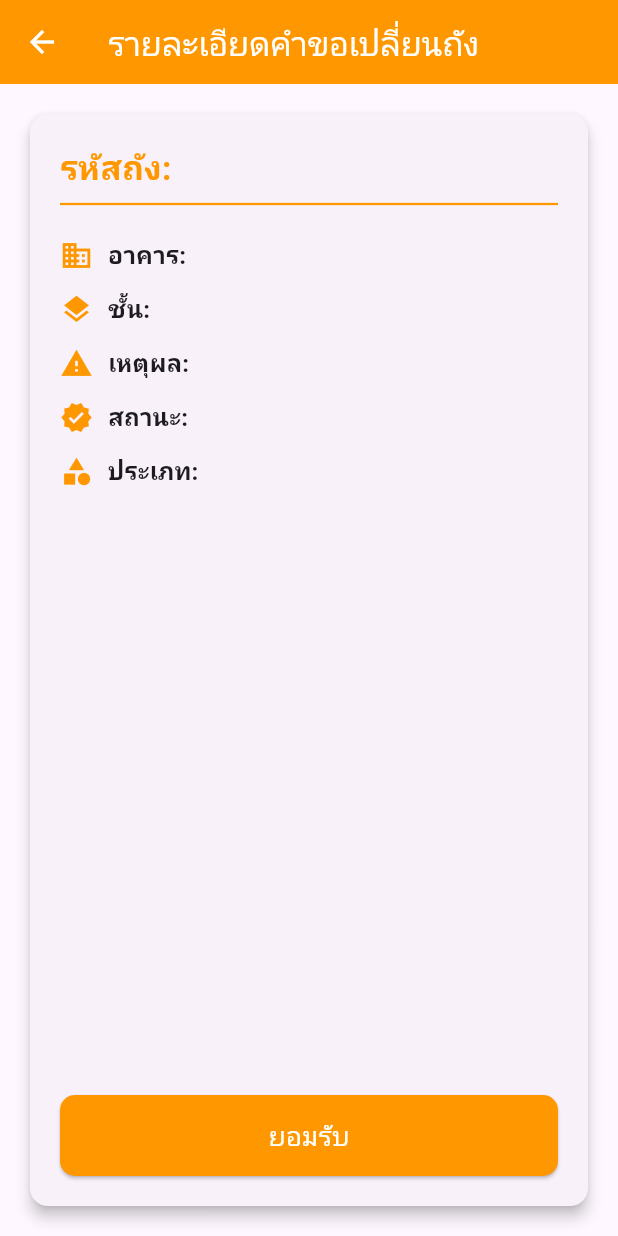
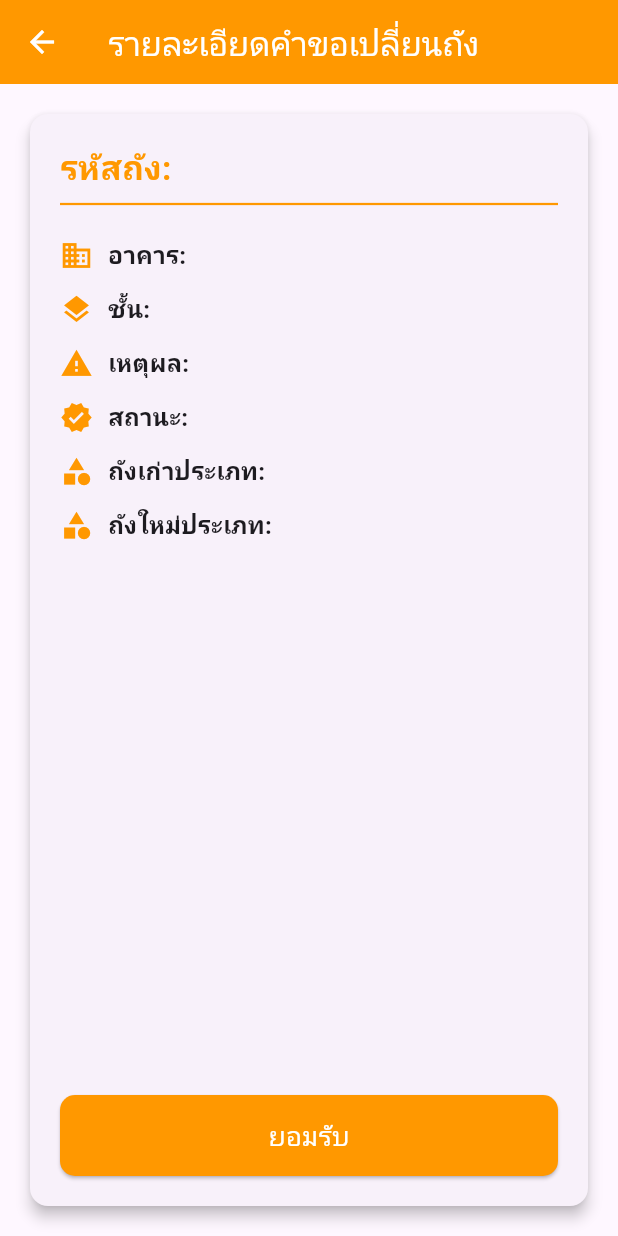
Before and after one commit to singto908/Project_tank_ex_check-masters, a Flutter app: the TechnicianRequestDetailScreen screen opened directly with empty values, on a phone screen of 412 x 824 dp. Run offline on Flutter 3.47's test engine with Material 3 defaults, Android fonts, the phone set to English and light mode, and no system bars; our stand-ins replace camera, cloud_firestore, firebase_auth, firebase_core, fl_chart, qr_flutter and 1 more; missing offline and left inert: dart:html, qr_code_scanner; accounts and stored records are empty.

Commit message:
ะะะ

```diff
--- a/lib/technician/fetch_tank_request.dart
+++ b/lib/technician/fetch_tank_request.dart
@@ -196,8 +196,10 @@ class _TechnicianRequestDetailScreenState
                           requestData!['reason'] ?? 'ไม่มีเหตุผล'),
                       _buildDetailRow(
                           Icons.verified, 'สถานะ', requestData!['status']),
-                      _buildDetailRow(Icons.category, 'ประเภท',
+                      _buildDetailRow(Icons.category, 'ถังเก่าประเภท',
                           requestData!['current_tank_type']),
+                      _buildDetailRow(Icons.category, 'ถังใหม่ประเภท',
+                          requestData!['new_tank_type']),
                       Spacer(),
                       SizedBox(
                         width: double.infinity,
```
